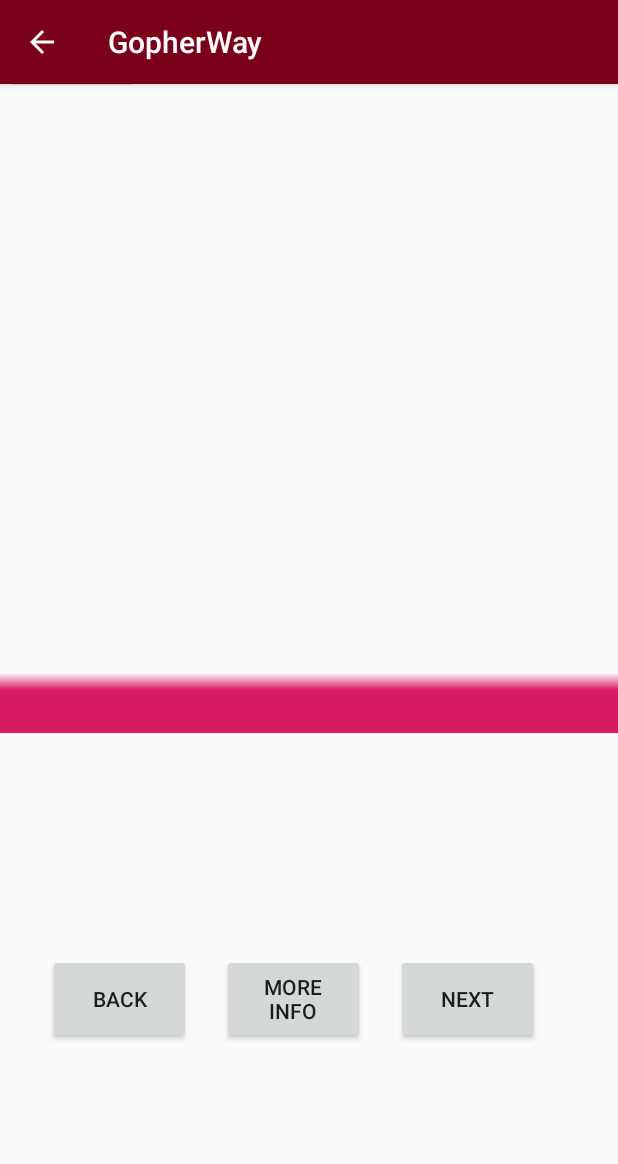
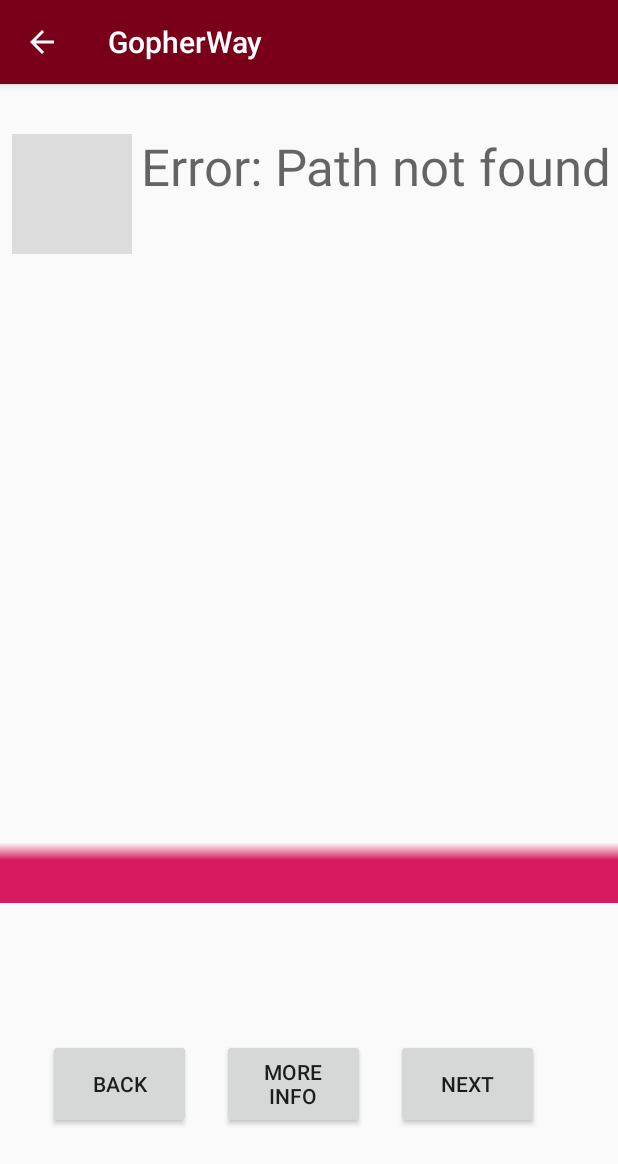
Before and after one commit to tarynchiang/gopher_way_app, an Android app: the DisplayNavigationOptions screen opened directly, with no data from a screen before it, on a phone screen of 412 x 824 dp. Shown: the top 1164 px of the screen. Run offline under Robolectric (Android 15) with nearby library versions, the phone set to English and light mode, and no system bars; 2 statements that could not run were skipped.

Commit message:
Made text and direction image show up with each navigation step

```diff
--- a/app/src/main/java/com/example/gopherway/DirectionListActivity.java
+++ b/app/src/main/java/com/example/gopherway/DirectionListActivity.java
@@ -39,7 +39,7 @@
                         "Walk straight",
                         "Until doorway",
                         60,
-                        R.drawable.forward));
+                        R.drawable.ahead));
 
         directionList.add(
                 new Direction(
@@ -47,7 +47,7 @@
                         "Go Up stairs on left",
                         "",
                         0,
-                        R.drawable.upstair));
+                        R.drawable.upstairs));
 
         DirectionAdapter adapter = new DirectionAdapter(this, directionList);
 
--- a/app/src/main/java/com/example/gopherway/DisplayNavigationOptions.java
+++ b/app/src/main/java/com/example/gopherway/DisplayNavigationOptions.java
@@ -46,12 +46,10 @@
 
         //Image view for direction arrows
         directionImage = (ImageView)findViewById(R.id.imageView4);
-        //TODO: Load in images properly
         directionImage.setImageResource(directionImageArr[routeOption][stepNumber]);
 
         //Image view for route images
         routeImage = (ImageView)findViewById(R.id.imageView3);
-        //TODO: Load in images properly
         routeImage.setImageResource(routeImageArr[routeOption][stepNumber]);
 
         //Bottom Page Button Navigation
--- a/app/src/main/java/com/example/gopherway/UniversityLocations.java
+++ b/app/src/main/java/com/example/gopherway/UniversityLocations.java
@@ -54,7 +54,7 @@
     //Returns array of drawables for each directional image to be loaded per step of each route (left, right, etc)
     public static int[][] getImageArr() {
         int[] error = {-1};
-        int[] M_M_Images = {R.drawable.forward, R.drawable.upstair, R.drawable.forward, R.drawable.upstair, R.drawable.right, R.drawable.right, R.drawable.forward, R.drawable.left, R.drawable.forward, R.drawable.forward, R.drawable.upstair, R.drawable.right};
+        int[] M_M_Images = {R.drawable.ahead, R.drawable.downstairs, R.drawable.ahead, R.drawable.elevator_up, R.drawable.right, R.drawable.right, R.drawable.ahead, R.drawable.ahead, R.drawable.left, R.drawable.ahead, R.drawable.doubledoor, R.drawable.ahead, R.drawable.elevator_down, R.drawable.right};
         int[] K_W_Images = {};  //TODO: Fill in path image keys
         int[] C_D_Images = {};  //TODO: Fill in path image keys
         int[][] result = {error, M_M_Images, K_W_Images, C_D_Images};
--- a/app/src/main/res/layout/activity_display_navigation_options.xml
+++ b/app/src/main/res/layout/activity_display_navigation_options.xml
@@ -12,18 +12,22 @@
         android:layout_height="452dp"
         app:layout_constraintEnd_toEndOf="parent"
         app:layout_constraintStart_toStartOf="parent"
-        app:srcCompat="?attr/actionModeBackground"
-        tools:layout_editor_absoluteY="169dp" />
+        app:layout_constraintTop_toBottomOf="@+id/textView2"
+        app:srcCompat="?attr/actionModeBackground" />
 
     <TextView
         android:id="@+id/textView2"
         android:layout_width="318dp"
         android:layout_height="81dp"
+        android:layout_marginTop="32dp"
         android:text="TextView"
+        android:textAppearance="@style/TextAppearance.AppCompat.Display1"
+        android:visibility="visible"
         app:layout_constraintBottom_toTopOf="@+id/imageView3"
         app:layout_constraintEnd_toEndOf="parent"
         app:layout_constraintTop_toTopOf="parent"
-        app:layout_constraintVertical_bias="1.0" />
+        app:layout_constraintVertical_bias="1.0"
+        tools:visibility="visible" />
 
     <Button
         android:id="@+id/button2"
@@ -64,6 +68,7 @@
         android:id="@+id/imageView4"
         android:layout_width="92dp"
         android:layout_height="80dp"
+        android:layout_marginTop="32dp"
         app:layout_constraintBottom_toTopOf="@+id/imageView3"
         app:layout_constraintEnd_toStartOf="@+id/textView2"
         app:layout_constraintHorizontal_bias="1.0"
```
Also changed, not shown: app/src/main/res/drawable/Direction Images/Left.jpg (deleted), app/src/main/res/drawable/Direction Images/Right.jpg (deleted), app/src/main/res/drawable/ahead.jpg (renamed from app/src/main/res/drawable/Direction Images/Ahead.jpg), app/src/main/res/drawable/door.jpg (renamed from app/src/main/res/drawable/Direction Images/Door.jpg), app/src/main/res/drawable/doubledoor.jpg (renamed from app/src/main/res/drawable/Direction Images/Double_Door.jpg), app/src/main/res/drawable/downstairs.jpg (renamed from app/src/main/res/drawable/Direction Images/Stairs_Down.jpg), app/src/main/res/drawable/elevator_down.jpg (renamed from app/src/main/res/drawable/Direction Images/Elevator_Down.jpg), app/src/main/res/drawable/elevator_up.jpg (renamed from app/src/main/res/drawable/Direction Images/Elevator_up.jpg), app/src/main/res/drawable/forward.jpg (deleted), app/src/main/res/drawable/left.jpg, app/src/main/res/drawable/right.jpg, app/src/main/res/drawable/upstair.jpg (deleted), app/src/main/res/drawable/upstairs.jpg (renamed from app/src/main/res/drawable/Direction Images/Stairs_Up.jpg).
